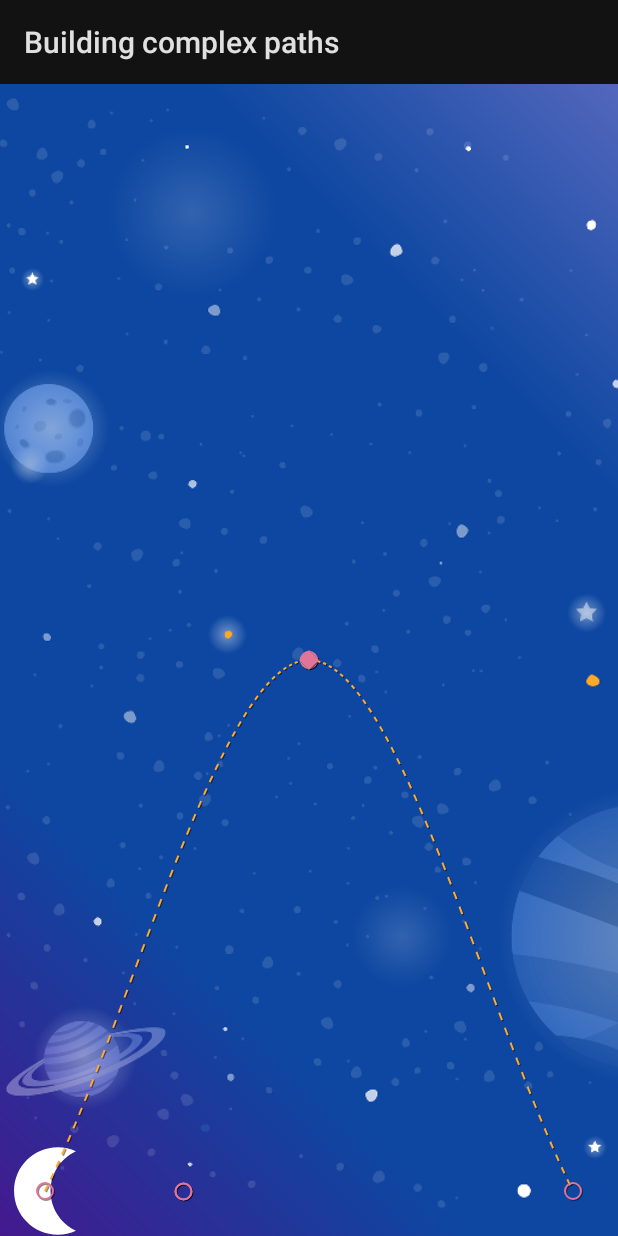
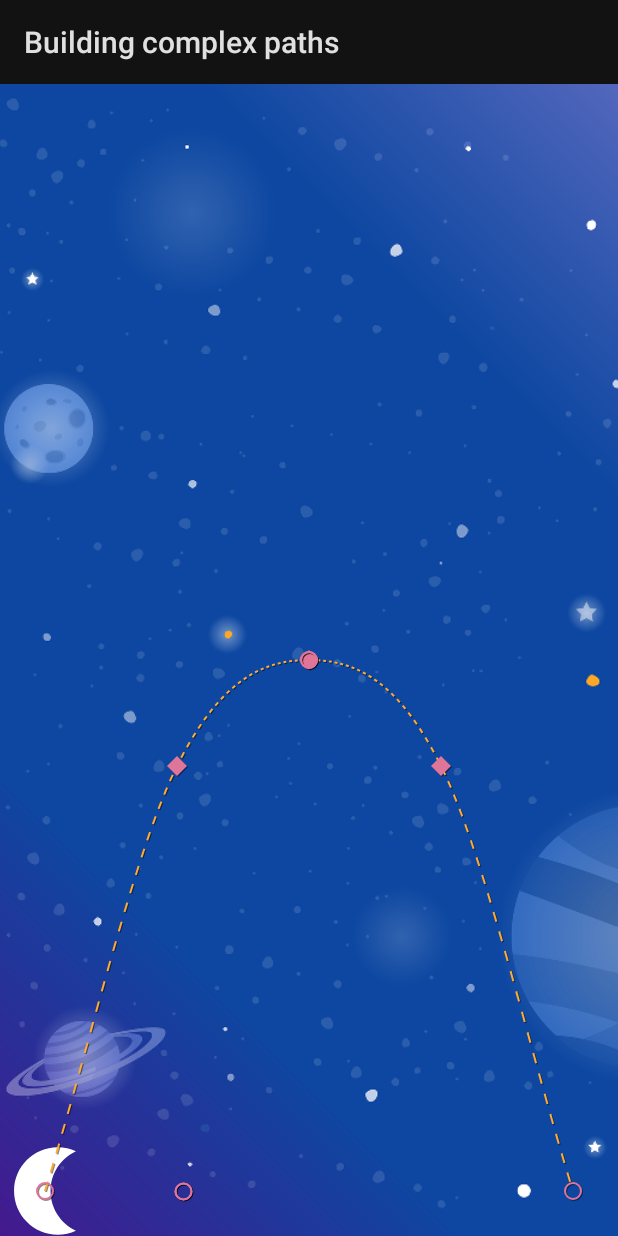
Before and after one commit to robertgiteiyopeso/motionlayout-start, an Android app: the Step4Activity screen opened directly, with no data from a screen before it, on a phone screen of 412 x 824 dp. Run offline under Robolectric (Android 15) with nearby library versions, the phone set to English and light mode, and no system bars.

Commit message:
Animate step 4

```diff
--- a/app/src/main/res/xml/step4.xml
+++ b/app/src/main/res/xml/step4.xml
@@ -1,5 +1,4 @@
-<?xml version="1.0" encoding="utf-8"?>
-<!--
+<?xml version="1.0" encoding="utf-8"?><!--
   ~   Copyright (C) 2019 The Android Open Source Project
   ~   Licensed under the Apache License, Version 2.0 (the "License");
   ~   you may not use this file except in compliance with the License.
@@ -15,27 +14,34 @@
   -->
 
 <!-- Describe the animation for activity_step3.xml -->
-<MotionScene xmlns:motion="http://schemas.android.com/apk/res-auto"
-             xmlns:android="http://schemas.android.com/apk/res/android">
+<MotionScene xmlns:android="http://schemas.android.com/apk/res/android"
+    xmlns:motion="http://schemas.android.com/apk/res-auto">
     <!-- A transition describes an animation via start and end state -->
     <Transition
 
+        motion:constraintSetEnd="@+id/end"
         motion:constraintSetStart="@+id/start"
-            motion:constraintSetEnd="@+id/end"
         motion:duration="3000">
         <OnClick
-                motion:targetId="@id/moon"
             motion:clickAction="toggle"
-        />
+            motion:targetId="@id/moon" />
 
         <KeyFrameSet>
             <KeyPosition
                 motion:framePosition="50"
+                motion:keyPositionType="parentRelative"
+                motion:motionTarget="@id/moon"
+                motion:percentY="0.5" />
+            <KeyPosition
+                motion:framePosition="25"
                 motion:motionTarget="@id/moon"
                 motion:keyPositionType="parentRelative"
-                    motion:percentY="0.5"
-            />
-            <!-- TODO: Add two more KeyPositions to the KeyFrameSet here -->
+                motion:percentY="0.6" />
+            <KeyPosition
+                motion:framePosition="75"
+                motion:motionTarget="@id/moon"
+                motion:keyPositionType="parentRelative"
+                motion:percentY="0.6" />
 
         </KeyFrameSet>
     </Transition>
@@ -47,19 +53,17 @@
 
             android:layout_width="wrap_content"
             android:layout_height="wrap_content"
-            motion:layout_constraintStart_toStartOf="parent"
             motion:layout_constraintBottom_toBottomOf="parent"
-        />
+            motion:layout_constraintStart_toStartOf="parent" />
         <Constraint
             android:id="@id/credits"
             android:layout_width="wrap_content"
             android:layout_height="wrap_content"
+            android:layout_marginStart="16dp"
             android:alpha="0.0"
-            android:layout_marginStart="16dp"
+            motion:layout_constraintBottom_toBottomOf="@id/moon"
             motion:layout_constraintStart_toStartOf="parent"
-            motion:layout_constraintBottom_toBottomOf="@id/moon"
-            motion:layout_constraintTop_toTopOf="@id/moon"
-            />
+            motion:layout_constraintTop_toTopOf="@id/moon" />
     </ConstraintSet>
 
     <!-- Constraints to apply at the end of the animation -->
@@ -68,18 +72,16 @@
             android:id="@id/moon"
             android:layout_width="wrap_content"
             android:layout_height="wrap_content"
-            motion:layout_constraintEnd_toEndOf="parent"
             motion:layout_constraintBottom_toBottomOf="parent"
-        />
+            motion:layout_constraintEnd_toEndOf="parent" />
         <Constraint
             android:id="@id/credits"
             android:layout_width="wrap_content"
             android:layout_height="wrap_content"
+            android:layout_marginStart="16dp"
             android:alpha="1.0"
-                android:layout_marginStart="16dp"
+            motion:layout_constraintBottom_toBottomOf="@id/moon"
             motion:layout_constraintStart_toStartOf="parent"
-                motion:layout_constraintBottom_toBottomOf="@id/moon"
-                motion:layout_constraintTop_toTopOf="@id/moon"
-        />
+            motion:layout_constraintTop_toTopOf="@id/moon" />
     </ConstraintSet>
 </MotionScene>
```
Lines whose indentation alone changed are shown as unchanged.
